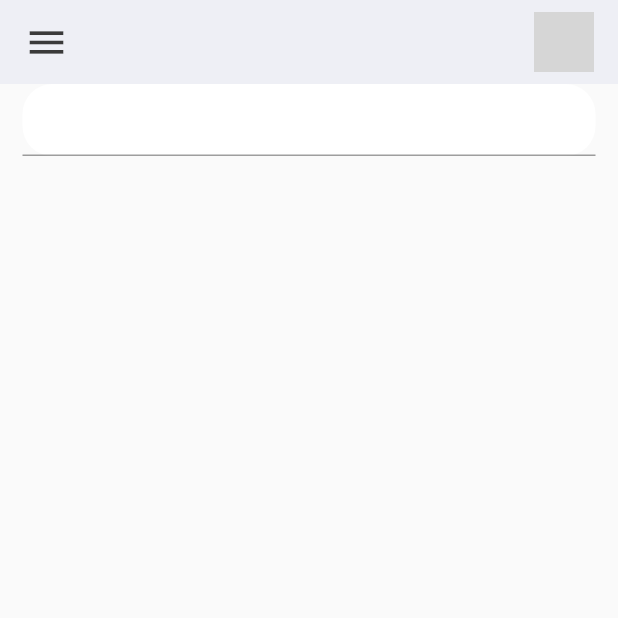
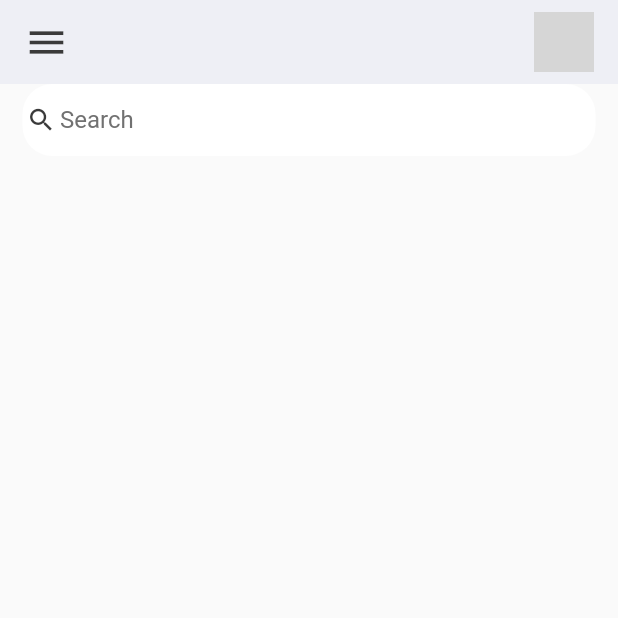
Before and after one commit to tugulduroch/todo, a Flutter app: the screen it shows after launch, on a phone screen of 412 x 824 dp, the top half of it. Run offline on Flutter 3.47's test engine with Material 2 defaults, Android fonts, the phone set to English and light mode, and no system bars; grey boxes are pictures that could not be loaded.

Commit message:
search bar implemented

```diff
--- a/lib/screens/home.dart
+++ b/lib/screens/home.dart
@@ -15,7 +15,24 @@ class Home extends StatelessWidget {
             Container(
               decoration: BoxDecoration(
                   color: Colors.white, borderRadius: BorderRadius.circular(20)),
-              child: TextField(),
+              child: TextField(
+                // onChanged: (value) => _runFilter(value),
+                decoration: InputDecoration(
+                  contentPadding: EdgeInsets.all(0),
+                  prefixIcon: Icon(
+                    Icons.search,
+                    color: tdBlack,
+                    size: 20,
+                  ),
+                  prefixIconConstraints: BoxConstraints(
+                    maxHeight: 20,
+                    minWidth: 25,
+                  ),
+                  border: InputBorder.none,
+                  hintText: 'Search',
+                  hintStyle: TextStyle(color: tdGrey),
+                ),
+              ),
             )
           ],
         ),
```
